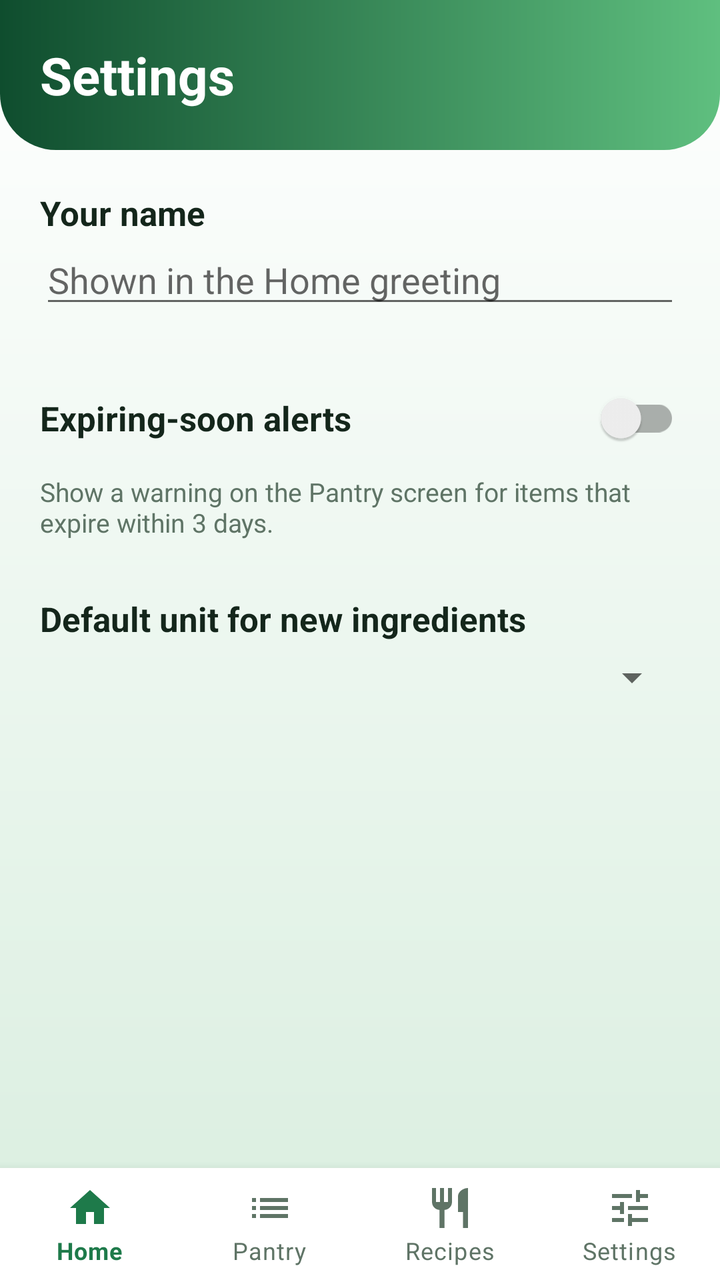
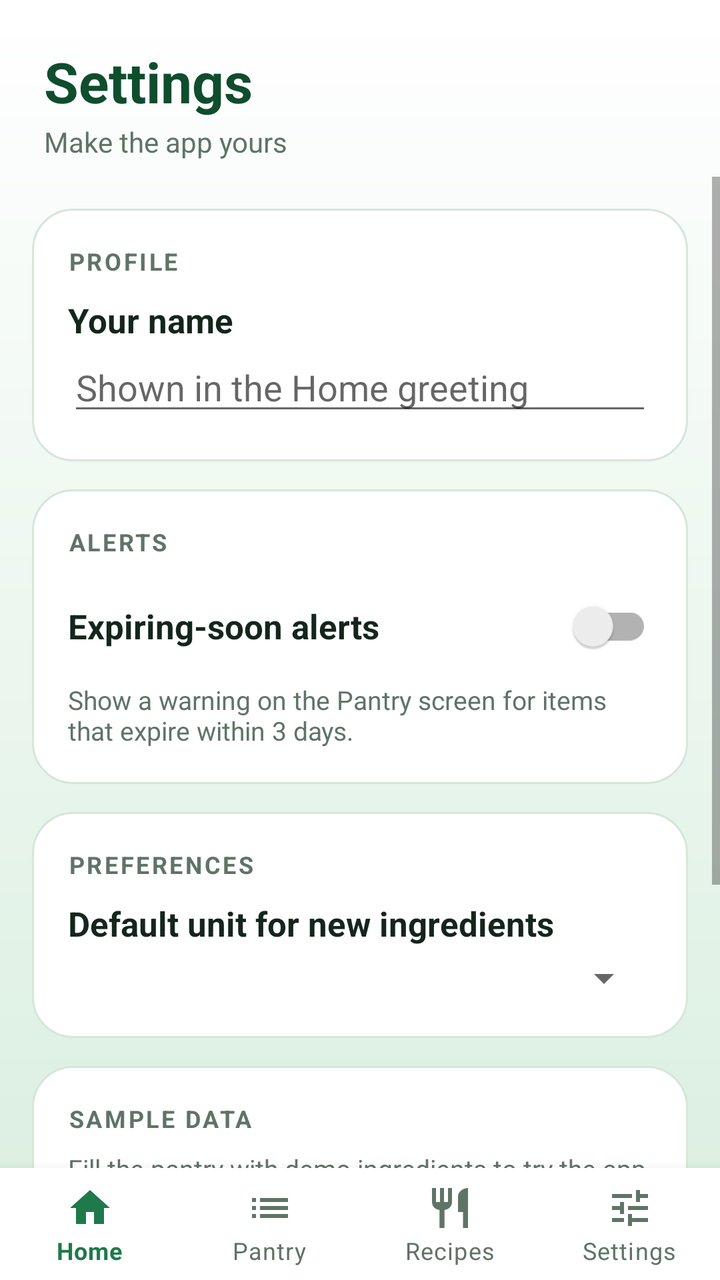

An Android layout rendered at two revisions. The XML below is the earlier revision; the diff shows what the commit changed to produce the second picture.
<!-- AndroidManifest.xml: application theme PantryTheme -->
<!-- res/layout/activity_settings.xml -->
<?xml version="1.0" encoding="utf-8"?>
<LinearLayout xmlns:android="http://schemas.android.com/apk/res/android"
    xmlns:app="http://schemas.android.com/apk/res-auto"
    android:layout_width="match_parent"
    android:layout_height="match_parent"
    android:orientation="vertical">

    <LinearLayout
        android:id="@+id/header"
        android:layout_width="match_parent"
        android:layout_height="wrap_content"
        android:background="@drawable/pm_bg_gradient"
        android:orientation="vertical"
        android:padding="20dp">

        <TextView
            android:layout_width="wrap_content"
            android:layout_height="wrap_content"
            android:text="Settings"
            android:textColor="@android:color/white"
            android:textSize="26sp"
            android:textStyle="bold" />
    </LinearLayout>

    <LinearLayout
        android:layout_width="match_parent"
        android:layout_height="0dp"
        android:layout_weight="1"
        android:orientation="vertical"
        android:padding="20dp">

        <TextView
            android:layout_width="wrap_content"
            android:layout_height="wrap_content"
            android:text="Your name"
            android:textColor="@color/pm_text"
            android:textSize="17sp"
            android:textStyle="bold" />

        <EditText
            android:id="@+id/etUserName"
            android:layout_width="match_parent"
            android:layout_height="wrap_content"
            android:layout_marginBottom="26dp"
            android:hint="Shown in the Home greeting"
            android:inputType="textPersonName|textCapWords"
            android:singleLine="true" />

        <androidx.appcompat.widget.SwitchCompat
            android:id="@+id/swAlerts"
            android:layout_width="match_parent"
            android:layout_height="wrap_content"
            android:text="Expiring-soon alerts"
            android:textColor="@color/pm_text"
            android:textSize="17sp"
            android:textStyle="bold" />

        <TextView
            android:layout_width="match_parent"
            android:layout_height="wrap_content"
            android:layout_marginTop="4dp"
            android:text="Show a warning on the Pantry screen for items that expire within 3 days."
            android:textColor="@color/pm_grey"
            android:textSize="13sp" />

        <TextView
            android:layout_width="wrap_content"
            android:layout_height="wrap_content"
            android:layout_marginTop="28dp"
            android:text="Default unit for new ingredients"
            android:textColor="@color/pm_text"
            android:textSize="17sp"
            android:textStyle="bold" />

        <Spinner
            android:id="@+id/spDefaultUnit"
            android:layout_width="match_parent"
            android:layout_height="wrap_content"
            android:layout_marginTop="6dp" />
    </LinearLayout>

    <com.google.android.material.bottomnavigation.BottomNavigationView
        android:id="@+id/bottom_nav"
        android:layout_width="match_parent"
        android:layout_height="wrap_content"
        android:background="@android:color/white"
        app:itemIconTint="@color/pm_nav_colors"
        app:itemTextColor="@color/pm_nav_colors"
        app:labelVisibilityMode="labeled"
        app:menu="@menu/pm_bottom_nav" />

</LinearLayout>
<!-- resources referenced by this layout -->
<resources>
  <color name="pm_grey">#5F7466</color>
  <color name="pm_text">#14261B</color>
  <!-- drawable pm_bg_gradient (drawable) -->
  <?xml version="1.0" encoding="utf-8"?>
  <shape xmlns:android="http://schemas.android.com/apk/res/android"
      android:shape="rectangle">
      <gradient
          android:angle="0"
          android:endColor="@color/pm_green_light"
          android:startColor="@color/pm_green_dark"
          android:type="linear" />
      <corners
          android:bottomLeftRadius="28dp"
          android:bottomRightRadius="28dp" />
  </shape>
  <style name="PantryTheme" parent="Theme.MaterialComponents.Light.NoActionBar">
          <item name="colorPrimary">@color/pm_green</item>
          <item name="colorPrimaryVariant">@color/pm_green_dark</item>
          <item name="colorOnPrimary">@android:color/white</item>
          <item name="colorSecondary">@color/pm_green_light</item>
          <item name="android:statusBarColor">@android:color/white</item>
          <item name="android:windowLightStatusBar">true</item>
          <item name="android:windowBackground">@drawable/pm_screen_bg</item>
      </style>
  <color name="pm_green_light">#5FBF7F</color>
  <color name="pm_green_dark">#0F4D2E</color>
  <color name="pm_green">#1E7A4A</color>
  <!-- drawable pm_screen_bg (drawable) -->
  <?xml version="1.0" encoding="utf-8"?>
  <shape xmlns:android="http://schemas.android.com/apk/res/android"
      android:shape="rectangle">
      
      <gradient
          android:angle="270"
          android:endColor="@color/pm_screen_end"
          android:startColor="@android:color/white"
          android:type="linear" />
  </shape>
  <color name="pm_screen_end">#D9EEDF</color>
</resources>

<!-- the commit's change to res/layout/activity_settings.xml (unified diff, before → after) -->
@@ -9,75 +9,173 @@
         android:id="@+id/header"
         android:layout_width="match_parent"
         android:layout_height="wrap_content"
-        android:background="@drawable/pm_bg_gradient"
         android:orientation="vertical"
-        android:padding="20dp">
+        android:paddingStart="22dp"
+        android:paddingTop="22dp"
+        android:paddingEnd="22dp"
+        android:paddingBottom="8dp">
 
         <TextView
+            style="@style/PmTitle"
             android:layout_width="wrap_content"
             android:layout_height="wrap_content"
-            android:text="Settings"
-            android:textColor="@android:color/white"
-            android:textSize="26sp"
-            android:textStyle="bold" />
+            android:text="Settings" />
+
+        <TextView
+            style="@style/PmSubtitle"
+            android:layout_width="wrap_content"
+            android:layout_height="wrap_content"
+            android:layout_marginTop="2dp"
+            android:text="Make the app yours" />
     </LinearLayout>
 
-    <LinearLayout
+    <ScrollView
         android:layout_width="match_parent"
         android:layout_height="0dp"
         android:layout_weight="1"
-        android:orientation="vertical"
-        android:padding="20dp">
+        android:clipToPadding="false"
+        android:paddingBottom="12dp">
 
-        <TextView
-            android:layout_width="wrap_content"
-            android:layout_height="wrap_content"
-            android:text="Your name"
-            android:textColor="@color/pm_text"
-            android:textSize="17sp"
-            android:textStyle="bold" />
-
-        <EditText
-            android:id="@+id/etUserName"
+        <LinearLayout
             android:layout_width="match_parent"
             android:layout_height="wrap_content"
-            android:layout_marginBottom="26dp"
-            android:hint="Shown in the Home greeting"
-            android:inputType="textPersonName|textCapWords"
-            android:singleLine="true" />
+            android:orientation="vertical"
+            android:padding="16dp">
 
-        <androidx.appcompat.widget.SwitchCompat
-            android:id="@+id/swAlerts"
-            android:layout_width="match_parent"
-            android:layout_height="wrap_content"
-            android:text="Expiring-soon alerts"
-            android:textColor="@color/pm_text"
-            android:textSize="17sp"
-            android:textStyle="bold" />
+            
+            <LinearLayout
+                android:layout_width="match_parent"
+                android:layout_height="wrap_content"
+                android:background="@drawable/pm_card"
+                android:orientation="vertical"
+                android:padding="18dp">
 
-        <TextView
-            android:layout_width="match_parent"
-            android:layout_height="wrap_content"
-            android:layout_marginTop="4dp"
-            android:text="Show a warning on the Pantry screen for items that expire within 3 days."
-            android:textColor="@color/pm_grey"
-            android:textSize="13sp" />
+                <TextView
+                    style="@style/PmSectionLabel"
+                    android:layout_width="wrap_content"
+                    android:layout_height="wrap_content"
+                    android:text="PROFILE" />
 
-        <TextView
-            android:layout_width="wrap_content"
-            android:layout_height="wrap_content"
-            android:layout_marginTop="28dp"
-            android:text="Default unit for new ingredients"
-            android:textColor="@color/pm_text"
-            android:textSize="17sp"
-            android:textStyle="bold" />
+                <TextView
+                    android:layout_width="wrap_content"
+                    android:layout_height="wrap_content"
+                    android:layout_marginTop="10dp"
+                    android:text="Your name"
+                    android:textColor="@color/pm_text"
+                    android:textSize="17sp"
+                    android:textStyle="bold" />
 
-        <Spinner
-            android:id="@+id/spDefaultUnit"
-            android:layout_width="match_parent"
-            android:layout_height="wrap_content"
-            android:layout_marginTop="6dp" />
-    </LinearLayout>
+                <EditText
+                    android:id="@+id/etUserName"
+                    android:layout_width="match_parent"
+                    android:layout_height="wrap_content"
+                    android:hint="Shown in the Home greeting"
+                    android:inputType="textPersonName|textCapWords"
+                    android:singleLine="true" />
+            </LinearLayout>
+
+            
+            <LinearLayout
+                android:layout_width="match_parent"
+                android:layout_height="wrap_content"
+                android:layout_marginTop="14dp"
+                android:background="@drawable/pm_card"
+                android:orientation="vertical"
+                android:padding="18dp">
+
+                <TextView
+                    style="@style/PmSectionLabel"
+                    android:layout_width="wrap_content"
+                    android:layout_height="wrap_content"
+                    android:text="ALERTS" />
+
+                <androidx.appcompat.widget.SwitchCompat
+                    android:id="@+id/swAlerts"
+                    android:layout_width="match_parent"
+                    android:layout_height="wrap_content"
+                    android:layout_marginTop="10dp"
+                    android:text="Expiring-soon alerts"
+                    android:textColor="@color/pm_text"
+                    android:textSize="17sp"
+                    android:textStyle="bold" />
+
+                <TextView
+                    style="@style/PmSubtitle"
+                    android:layout_width="match_parent"
+                    android:layout_height="wrap_content"
+                    android:layout_marginTop="4dp"
+                    android:text="Show a warning on the Pantry screen for items that expire within 3 days."
+                    android:textSize="13sp" />
+            </LinearLayout>
+
+            
+            <LinearLayout
+                android:layout_width="match_parent"
+                android:layout_height="wrap_content"
+                android:layout_marginTop="14dp"
+                android:background="@drawable/pm_card"
+                android:orientation="vertical"
+                android:padding="18dp">
+
+                <TextView
+                    style="@style/PmSectionLabel"
+                    android:layout_width="wrap_content"
+                    android:layout_height="wrap_content"
+                    android:text="PREFERENCES" />
+
+                <TextView
+                    android:layout_width="wrap_content"
+                    android:layout_height="wrap_content"
+                    android:layout_marginTop="10dp"
+                    android:text="Default unit for new ingredients"
+                    android:textColor="@color/pm_text"
+                    android:textSize="17sp"
+                    android:textStyle="bold" />
+
+                <Spinner
+                    android:id="@+id/spDefaultUnit"
+                    android:layout_width="match_parent"
+                    android:layout_height="wrap_content"
+                    android:layout_marginTop="4dp" />
+            </LinearLayout>
+
+            
+            <LinearLayout
+                android:layout_width="match_parent"
+                android:layout_height="wrap_content"
+                android:layout_marginTop="14dp"
+                android:background="@drawable/pm_card"
+                android:orientation="vertical"
+                android:padding="18dp">
+
+                <TextView
+                    style="@style/PmSectionLabel"
+                    android:layout_width="wrap_content"
+                    android:layout_height="wrap_content"
+                    android:text="SAMPLE DATA" />
+
+                <TextView
+                    style="@style/PmSubtitle"
+                    android:layout_width="match_parent"
+                    android:layout_height="wrap_content"
+                    android:layout_marginTop="8dp"
+                    android:text="Fill the pantry with demo ingredients to try the app, or empty it to start fresh."
+                    android:textSize="13sp" />
+
+                <TextView
+                    android:id="@+id/btnLoadSample"
+                    style="@style/PmButton"
+                    android:layout_marginTop="14dp"
+                    android:text="Load sample pantry" />
+
+                <TextView
+                    android:id="@+id/btnClearPantry"
+                    style="@style/PmButtonOutline"
+                    android:layout_marginTop="10dp"
+                    android:text="Clear pantry" />
+            </LinearLayout>
+        </LinearLayout>
+    </ScrollView>
 
     <com.google.android.material.bottomnavigation.BottomNavigationView
         android:id="@+id/bottom_nav"
<!-- resource entries referenced after the edit -->
@@ -2,19 +2,46 @@
 <resources>
   <color name="pm_grey">#5F7466</color>
   <color name="pm_text">#14261B</color>
-  <!-- drawable pm_bg_gradient (drawable) -->
+  <!-- drawable pm_card (drawable) -->
   <?xml version="1.0" encoding="utf-8"?>
   <shape xmlns:android="http://schemas.android.com/apk/res/android"
       android:shape="rectangle">
-      <gradient
-          android:angle="0"
-          android:endColor="@color/pm_green_light"
-          android:startColor="@color/pm_green_dark"
-          android:type="linear" />
-      <corners
-          android:bottomLeftRadius="28dp"
-          android:bottomRightRadius="28dp" />
+      <solid android:color="@android:color/white" />
+      <stroke android:width="1dp" android:color="@color/pm_card_border" />
+      <corners android:radius="20dp" />
   </shape>
+  <style name="PmButton">
+          <item name="android:layout_width">match_parent</item>
+          <item name="android:layout_height">wrap_content</item>
+          <item name="android:background">@drawable/pm_btn_gradient</item>
+          <item name="android:foreground">?attr/selectableItemBackground</item>
+          <item name="android:gravity">center</item>
+          <item name="android:padding">14dp</item>
+          <item name="android:textColor">@android:color/white</item>
+          <item name="android:textSize">16sp</item>
+          <item name="android:textStyle">bold</item>
+          <item name="android:clickable">true</item>
+          <item name="android:focusable">true</item>
+      </style>
+  <style name="PmButtonOutline" parent="PmButton">
+          <item name="android:background">@drawable/pm_btn_outline</item>
+          <item name="android:textColor">@color/pm_red</item>
+      </style>
+  <style name="PmSectionLabel">
+          <item name="android:textColor">@color/pm_grey</item>
+          <item name="android:textSize">12sp</item>
+          <item name="android:textStyle">bold</item>
+          <item name="android:letterSpacing">0.1</item>
+      </style>
+  <style name="PmSubtitle">
+          <item name="android:textColor">@color/pm_grey</item>
+          <item name="android:textSize">14sp</item>
+      </style>
+  <style name="PmTitle">
+          <item name="android:textColor">@color/pm_green_dark</item>
+          <item name="android:textSize">28sp</item>
+          <item name="android:textStyle">bold</item>
+      </style>
   <style name="PantryTheme" parent="Theme.MaterialComponents.Light.NoActionBar">
           <item name="colorPrimary">@color/pm_green</item>
           <item name="colorPrimaryVariant">@color/pm_green_dark</item>
@@ -24,6 +51,27 @@
           <item name="android:windowLightStatusBar">true</item>
           <item name="android:windowBackground">@drawable/pm_screen_bg</item>
       </style>
+  <color name="pm_card_border">#D5E6DA</color>
+  <!-- drawable pm_btn_gradient (drawable) -->
+  <?xml version="1.0" encoding="utf-8"?>
+  <shape xmlns:android="http://schemas.android.com/apk/res/android"
+      android:shape="rectangle">
+      <gradient
+          android:angle="0"
+          android:endColor="@color/pm_green_light"
+          android:startColor="@color/pm_green_dark"
+          android:type="linear" />
+      <corners android:radius="24dp" />
+  </shape>
+  <!-- drawable pm_btn_outline (drawable) -->
+  <?xml version="1.0" encoding="utf-8"?>
+  <shape xmlns:android="http://schemas.android.com/apk/res/android"
+      android:shape="rectangle">
+      <solid android:color="@android:color/transparent" />
+      <stroke android:width="2dp" android:color="@color/pm_red" />
+      <corners android:radius="24dp" />
+  </shape>
+  <color name="pm_red">#B3261E</color>
   <color name="pm_green_light">#5FBF7F</color>
   <color name="pm_green_dark">#0F4D2E</color>
   <color name="pm_green">#1E7A4A</color>
